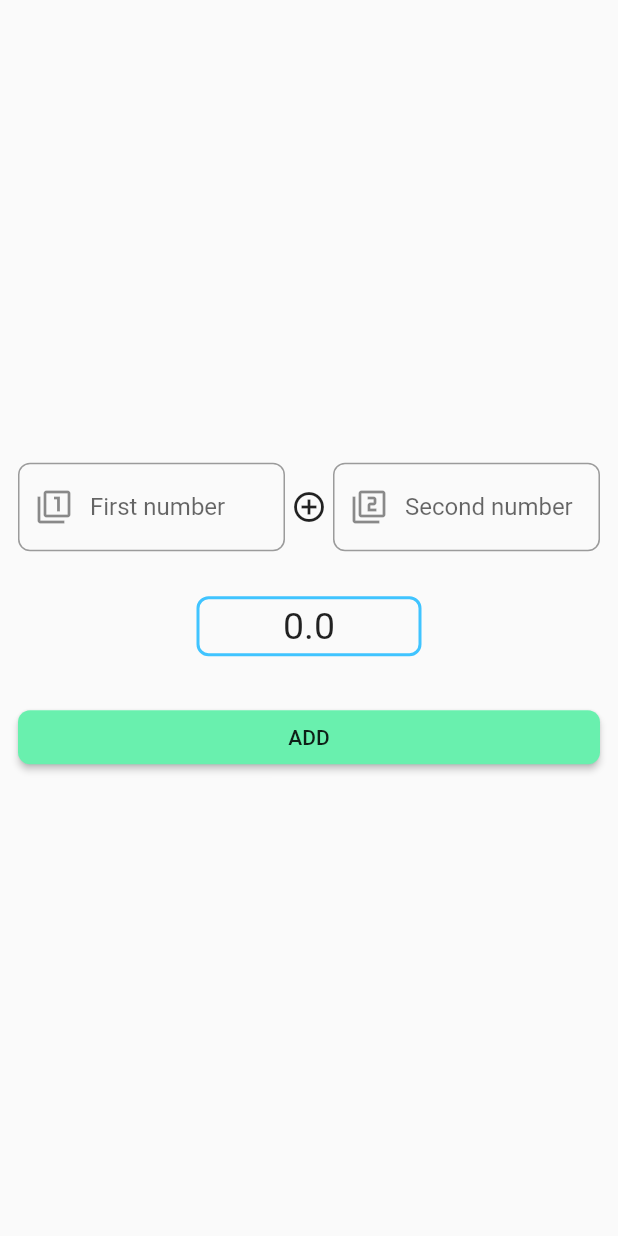
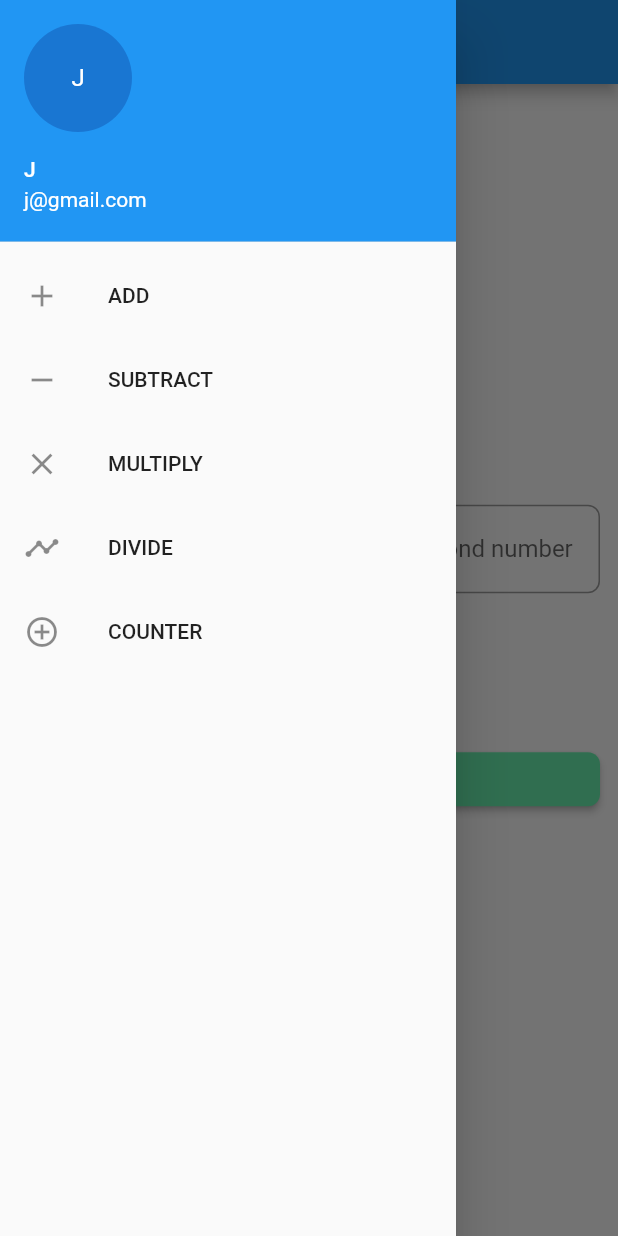
Before and after one commit to JossinAntony/Flutter-Multipages-Arithmetic-Operations, a Flutter app: the Add screen opened directly, with the side drawer open (before the commit the screen has no drawer), on a phone screen of 412 x 824 dp. Run offline on Flutter 3.47's test engine with Material 2 defaults, Android fonts, the phone set to English and light mode, and no system bars.

Commit message:
sidenavbar.dart created with subitems.

```diff
--- a/lib/main.dart
+++ b/lib/main.dart
@@ -10,6 +10,19 @@ void main() {
   runApp(MyApp());
 }
 
+class MyApp extends StatelessWidget {
+  @override
+  Widget build(BuildContext context) {
+    return MaterialApp(
+      home: Add(),
+    );
+  }
+}
+
+
+/*
+//Bottom navbar code
+//------------------------
 class MyApp extends StatefulWidget {
 
   @override
@@ -74,3 +87,4 @@ class _MyAppState extends State<MyApp> {
     );
   }
 }
+*/
--- a/lib/pages/add.dart
+++ b/lib/pages/add.dart
@@ -2,6 +2,7 @@
 
 import 'package:flutter/material.dart';
 import 'package:flutter/services.dart';
+import 'package:flutter_app_multipage/pages/sidenavbar.dart';
 
 class Add extends StatefulWidget {
 
@@ -24,7 +25,12 @@ class _AddState extends State<Add> {
 
   @override
   Widget build(BuildContext context) {
-    return Container(
+    return Scaffold(
+      appBar: AppBar(
+        title: Text('ADD'),
+      ),
+        drawer: SideNavBar(),
+        body: Container(
           padding: EdgeInsets.only(left: 12.0, right: 12.0),
           alignment: Alignment.center,
           child: Column(
@@ -52,9 +58,6 @@ class _AddState extends State<Add> {
                   SizedBox(width: 4.0),
 
                   Icon(Icons.control_point),
-                  /*Icon(Icons.close),
-                  Icon(Icons.remove),
-                  Icon(Icons.timeline),*/
 
                   SizedBox(width: 4.0),
 
@@ -114,6 +117,7 @@ class _AddState extends State<Add> {
               ),
             ],
           ),
-        );
+        )
+    );
   }
 }
--- /dev/null
+++ b/lib/pages/sidenavbar.dart
@@ -0,0 +1,74 @@
+import 'package:flutter/material.dart';
+import 'package:flutter_app_multipage/pages/add.dart';
+import 'package:flutter_app_multipage/pages/counter.dart';
+import 'package:flutter_app_multipage/pages/multiply.dart';
+import 'package:flutter_app_multipage/pages/subtract.dart';
+import 'package:flutter_app_multipage/pages/divide.dart';
+
+class SideNavBar extends StatelessWidget {
+  @override
+  Widget build(BuildContext context) {
+    return Drawer(
+      child: ListView(
+        children: <Widget>[
+          UserAccountsDrawerHeader(
+            currentAccountPicture: CircleAvatar(
+              child: Text('J'),
+            ),
+              accountName: Text('J'),
+              accountEmail: Text('j@gmail.com')
+          ),
+          GestureDetector(
+            onTap: (){
+              Navigator.push(context, MaterialPageRoute(builder: (context)=>Add()));
+            },
+            child: ListTile(
+              leading: Icon(Icons.add),
+              title: Text('ADD'),
+            ),
+          ),
+
+          GestureDetector(
+            onTap: (){
+              Navigator.push(context, MaterialPageRoute(builder: (context)=>Subtract()));
+            },
+            child: ListTile(
+              leading: Icon(Icons.remove),
+              title: Text('SUBTRACT'),
+            ),
+          ),
+
+          GestureDetector(
+            onTap: (){
+              Navigator.push(context, MaterialPageRoute(builder: (context)=>Multiply()));
+            },
+            child: ListTile(
+              leading: Icon(Icons.close),
+              title: Text('MULTIPLY'),
+            ),
+          ),
+
+          GestureDetector(
+            onTap: (){
+              Navigator.push(context, MaterialPageRoute(builder: (context)=>Divide()));
+            },
+            child: ListTile(
+              leading: Icon(Icons.timeline),
+              title: Text('DIVIDE'),
+            ),
+          ),
+
+          GestureDetector(
+            onTap: (){
+              Navigator.push(context, MaterialPageRoute(builder: (context)=>Counter()));
+            },
+            child: ListTile(
+              leading: Icon(Icons.control_point),
+              title: Text('COUNTER'),
+            ),
+          ),
+        ],
+      ),
+    );
+  }
+}
```
Also changed, not shown: lib/pages/counter.dart (+9 -2 lines), lib/pages/divide.dart (+9 -2 lines), lib/pages/multiply.dart (+9 -2 lines), lib/pages/subtract.dart (+9 -2 lines).
